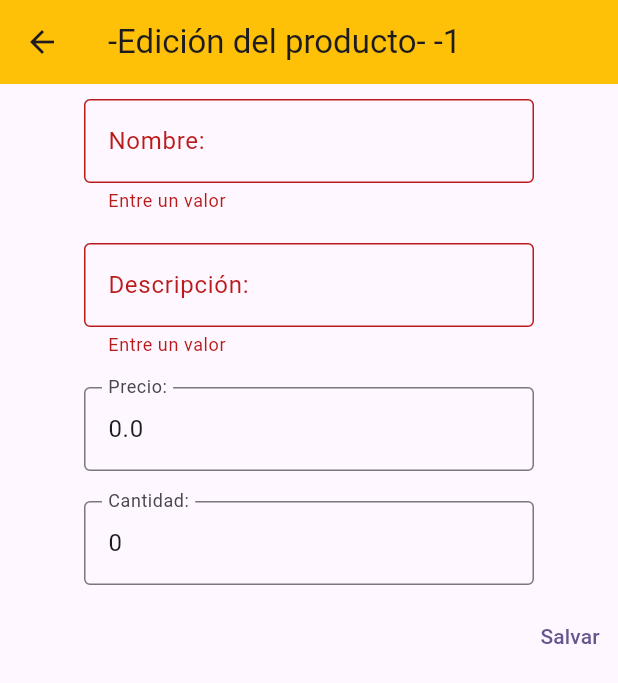
After one commit to Javierenrique00/retoflutter_fase1, a Flutter app: the FormScreenView screen opened by its route, after a tap on "Salvar", on a phone screen of 412 x 824 dp. The commit adds this screen. Shown: the top 683 px of the screen. Run offline on Flutter 3.47's test engine with Material 3 defaults, Android fonts, the phone set to English and light mode, and no system bars.

Commit message:
form validation screen

```diff
--- a/flutter_application_1/lib/main.dart
+++ b/flutter_application_1/lib/main.dart
@@ -1,5 +1,9 @@
 import 'package:flutter/material.dart';
+import 'package:provider/provider.dart';
 
+import 'data/datasource/local/local_product_datasource_impl.dart';
+import 'data/repository/product_repository_impl.dart';
+import 'presentation/modules/home_screen/home_screen_viewmodel.dart';
 import 'presentation/navigation/routes.dart';
 
 void main() {
@@ -8,6 +12,22 @@ void main() {
 
 class MyApp extends StatelessWidget {
   const MyApp({super.key});
+
+  @override
+  Widget build(BuildContext context) {
+    return ChangeNotifierProvider(
+        create: (context) => HomeScreenViewModel(
+            repository: ProductRepositoryImpl(
+                datasource: LocalProductDatasourceImpl())),
+      child: AppGlobalState(),
+      );
+  }
+}
+
+class AppGlobalState extends StatelessWidget {
+  const AppGlobalState({
+    super.key,
+  });
 
   @override
   Widget build(BuildContext context) {
--- /dev/null
+++ b/flutter_application_1/lib/presentation/modules/form_screen/edit_field_view.dart
@@ -0,0 +1,98 @@
+import 'package:flutter/material.dart';
+import 'package:flutter/services.dart';
+
+import 'input_type.dart';
+
+class EditFieldRow extends StatefulWidget {
+  final Function (String) onButtonPressed;
+
+  EditFieldRow({required this.name,required this.strValue,required this.type,required this.onButtonPressed, super.key});
+  final String name;
+  String strValue;
+  InputType type;
+
+  @override
+  State<EditFieldRow> createState() => _EditFieldRowState(name: name,strValue: strValue,);
+}
+
+class _EditFieldRowState extends State<EditFieldRow> {
+  _EditFieldRowState({required this.name,required this.strValue});
+  final String name;
+  String strValue;
+
+
+  @override
+  Widget build(BuildContext context) {
+    return Container(
+      padding: EdgeInsets.all(10),
+      child: SizedBox(
+        width: 300,
+        child: TextFormField(
+          initialValue: strValue,
+          validator:(value) => validate(value,widget.type),
+          onChanged: (String value)=> widget.onButtonPressed(value),
+          obscureText: false,
+          keyboardType: TextInputType.number,
+          inputFormatters: getInputFormater(widget.type),
+          decoration: InputDecoration(
+            border: OutlineInputBorder(),
+            labelText: "$name",
+          ),
+        ),
+      ),
+    );
+  }
+
+  List<TextInputFormatter> getInputFormater(InputType type) => switch(type){
+    InputType.stringType => [FilteringTextInputFormatter.singleLineFormatter ],
+    InputType.doubleType => [FilteringTextInputFormatter.allow((RegExp("[.0-9]"))) ],
+    InputType.intType => [FilteringTextInputFormatter.allow((RegExp("[0-9]"))) ],
+    _ => [FilteringTextInputFormatter.singleLineFormatter ]
+  };
+
+  String? validate(String? value,InputType type) => switch(type){
+    InputType.stringType => checkString(value,type),
+    InputType.doubleType => checkDouble(value, type),
+    InputType.intType => checkInt(value, type),
+    _ => null
+  };
+
+  String? checkString(String? value,InputType type){
+    if(value == null || value!.isEmpty ){
+      return "Entre un valor";
+    }else{
+      return null;
+    }
+  }
+
+  String? checkDouble(String? value,InputType type){
+    if(value == null || value!.isEmpty){
+      return "Entre un valor";
+    }else if(value!.length > 10){
+        return "Cantidad con muchos dígitos";
+    }else{
+      try{
+        double.parse(value!);
+      }catch(error){
+        return "Entre un número válido !";
+      }
+      return null;
+    }
+  }
+
+    String? checkInt(String? value,InputType type){
+    if(value == null || value!.isEmpty){
+      return "Entre un valor";
+    }else if(value!.length > 10){
+      return "Cantidad con muchos dígitos";
+    }else{
+      try{
+        int.parse(value!);
+      }catch(error){
+          return "Entre una cantidad válida !";
+      }
+      return null;
+    }
+  }
+
+}
--- /dev/null
+++ b/flutter_application_1/lib/presentation/modules/form_screen/form_detail_view.dart
@@ -0,0 +1,64 @@
+import 'package:flutter/material.dart';
+import 'package:provider/provider.dart';
+
+import '../../../domain/models/product.dart';
+import '../../navigation/navigation.dart';
+import '../home_screen/home_screen_viewmodel.dart';
+import 'edit_field_view.dart';
+import 'input_type.dart';
+
+
+class FormDetailView extends StatefulWidget {
+  FormDetailView({required this.product, super.key});
+  Product product;
+
+  @override
+  State<FormDetailView> createState() => _FormDetailViewState(product: product);
+}
+
+class _FormDetailViewState extends State<FormDetailView> {
+Product product;
+final _formKey = GlobalKey<FormState>();
+late String _name;
+late String _description;
+late double _price;
+late int _qty;
+
+_FormDetailViewState({required this.product}){
+    this._name = product.name;
+    this._description = product.description;
+    this._price = product.price;
+    this._qty = product.qty;
+}
+
+
+  @override
+  Widget build(BuildContext context) {
+    return Consumer<HomeScreenViewModel>(builder: (context, viewModel, child) {
+        return Form(
+          key: _formKey,
+          child: Column(
+          children: [
+            EditFieldRow(name: "Nombre:", strValue: product.name,type: InputType.stringType ,onButtonPressed: (String value){ _name = value;}, ),
+            EditFieldRow(name: "Descripción:", strValue: product.description,type: InputType.stringType ,onButtonPressed: (String value){ _description = value;}, ),
+            EditFieldRow(name: "Precio:", strValue: product.price.toString(),type: InputType.doubleType ,onButtonPressed: (String value){ _price = double.parse(value);}, ),
+            EditFieldRow(name: "Cantidad:", strValue: product.qty.toString(),type: InputType.intType ,onButtonPressed: (String value){ _qty = int.parse(value);}, ),
+            Row(
+              mainAxisAlignment: MainAxisAlignment.end,
+              children: [
+              TextButton(onPressed: (){
+                if(_formKey.currentState!.validate()){
+                  viewModel.setProduct(Product(id: product.id, name: _name, description: _description, price: _price, qty: _qty));
+                  Navigator.popUntil(context, (route) => route.isFirst);
+                }
+              } , child: Text('Salvar')),
+              if(product.id != -1) TextButton(onPressed: (){
+                viewModel.deleteProduct(product.id);
+                Navigator.popUntil(context, (route) => route.isFirst);
+              } , child: Text('Eliminar'))
+            ],),
+          ]
+        ),);
+      });
+  }
+}
--- a/flutter_application_1/lib/presentation/modules/form_screen/form_screen_view.dart
+++ b/flutter_application_1/lib/presentation/modules/form_screen/form_screen_view.dart
@@ -1,10 +1,29 @@
 import 'package:flutter/material.dart';
 
-class FormScreenView extends StatelessWidget {
+import '../../../domain/models/product.dart';
+import 'form_detail_view.dart';
+
+class FormScreenView extends StatefulWidget {
   const FormScreenView({super.key});
 
   @override
+  State<FormScreenView> createState() => _FormScreenViewState();
+}
+
+class _FormScreenViewState extends State<FormScreenView> {
+  @override
   Widget build(BuildContext context) {
-    return Container(child: Text('FormScreen'),);
+
+    final arguments = ModalRoute.of(context)!.settings.arguments;
+    final product = (arguments == null)? Product(id: -1,name: "",description: "",price: 0.0,qty: 0): arguments as Product;
+
+    return Scaffold(
+      appBar: AppBar(
+        title: Text('-Edición del producto- ${product.id}'),
+        backgroundColor: Colors.amber,
+      ),
+      body: FormDetailView(product: product,),
+
+    );
   }
 }
--- /dev/null
+++ b/flutter_application_1/lib/presentation/modules/form_screen/input_type.dart
@@ -0,0 +1,2 @@
+
+enum InputType {stringType, doubleType, intType }
```
Also changed, not shown: flutter_application_1/lib/presentation/modules/detail_screen/detail_screen_view.dart (+8 -4 lines), flutter_application_1/lib/presentation/modules/detail_screen/product_detail_card_view.dart (added, +31 -0 lines), flutter_application_1/lib/presentation/modules/home_screen/home_screen_view.dart (+7 -17 lines), flutter_application_1/lib/presentation/modules/home_screen/home_screen_viewmodel.dart (+23 -0 lines), flutter_application_1/lib/presentation/modules/home_screen/list_product_view.dart (+5 -3 lines).
